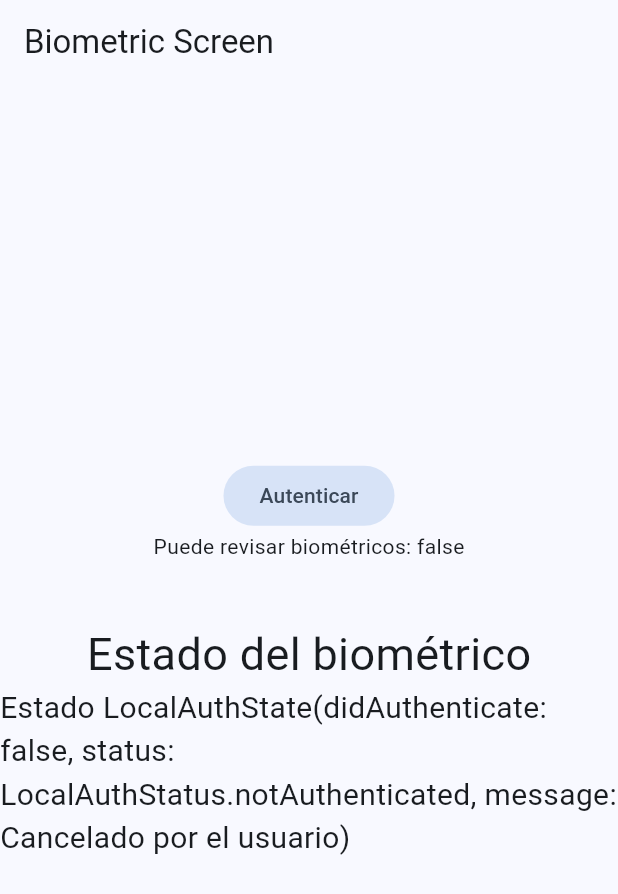
After one commit to ZambranoTech/miscelanios-flutter, a Flutter app: the BiometricScreen screen opened by its route, after a tap on "Autenticar", on a phone screen of 412 x 824 dp. The commit adds this screen. Shown: the top 894 px of the screen. Run offline on Flutter 3.47's test engine with Material 2 defaults, Android fonts, the phone set to English and light mode, and no system bars; our stand-ins replace dio, flutter_compass, flutter_riverpod, go_router, google_fonts, local_auth and 3 more; statements that could not run were skipped.

Commit message:
añadida seccion biométricos

```diff
--- a/lib/config/config.dart
+++ b/lib/config/config.dart
@@ -3,3 +3,4 @@ export 'router/app_router.dart';
 export 'theme/app_theme.dart';
 
 export 'plugins/share_plugin.dart';
+export 'plugins/local_auth_plugin.dart';
--- /dev/null
+++ b/lib/config/plugins/local_auth_plugin.dart
@@ -0,0 +1,54 @@
+import 'package:flutter/services.dart';
+import 'package:local_auth/local_auth.dart';
+import 'package:local_auth/error_codes.dart' as auth_error;
+
+
+class LocalAuthPlugin {
+
+  static final LocalAuthentication auth = LocalAuthentication();
+
+  static availableBiometrics() async {
+
+    final List<BiometricType> availableBiometrics =
+    await auth.getAvailableBiometrics();
+
+    if (availableBiometrics.isNotEmpty) {
+      // Some biometrics are enrolled.
+    }
+
+    if (availableBiometrics.contains(BiometricType.strong) ||
+        availableBiometrics.contains(BiometricType.face)) {
+      // Specific types of biometrics are available.
+      // Use checks like this with caution!
+    }
+  }
+
+  static Future<bool> canCheckBiometrics() async {
+    return await auth.canCheckBiometrics;
+  }
+
+
+  static Future<( bool, String )> authenticate({ bool biometricOnly = false }) async {
+    try {
+      final bool didAuthenticate = await auth.authenticate(
+        localizedReason: 'Por favor autenticate para continuar',
+        options: AuthenticationOptions(
+          biometricOnly: biometricOnly // false podemos colocar el PIN
+          )
+        );
+      return (didAuthenticate, didAuthenticate ? 'Hecho': 'Cancelado por el usuario');
+
+    } on PlatformException catch (e) {
+      print(e);
+
+      if (e.code == auth_error.notEnrolled) return (false, 'No hay biometricos enrolados');
+      if (e.code == auth_error.lockedOut) return (false, 'Demasiados intentos fallidos');
+      if (e.code == auth_error.notAvailable) return (false, 'No hay biométricos disponibles');
+      if (e.code == auth_error.passcodeNotSet) return (false, 'No hay un pin configurado');
+      if (e.code == auth_error.permanentlyLockedOut) return (false, 'Se requiere desbloquear el teléfono de nuevo');
+
+      return (false, e.toString());
+    }
+  }
+
+}
--- a/lib/config/router/app_router.dart
+++ b/lib/config/router/app_router.dart
@@ -51,6 +51,13 @@ final appRouter = GoRouter(
       ]
     ),
 
+
+    // Biométricos
+    GoRoute(
+      path: '/biometrics',
+      builder: (context, state) => const BiometricScreen(),
+    ),
+
   ]
 
 
--- /dev/null
+++ b/lib/presentation/providers/local_auth/local_auth_providers.dart
@@ -0,0 +1,60 @@
+// ignore_for_file: public_member_api_docs, sort_constructors_first
+import 'package:flutter_riverpod/flutter_riverpod.dart';
+
+import 'package:miscelanios/config/config.dart';
+
+final canCheckBiometricsProvider = FutureProvider<bool>((ref) async {
+  return await LocalAuthPlugin.canCheckBiometrics();
+});
+
+
+enum LocalAuthStatus { authenticated, notAuthenticated, authenticating }
+
+class LocalAuthState {
+
+  final bool didAuthenticate;
+  final LocalAuthStatus status;
+  final String message;
+
+  LocalAuthState({
+    this.didAuthenticate = false,
+    this.status = LocalAuthStatus.notAuthenticated,
+    this.message = ''
+  });
+
+
+  LocalAuthState copyWith({
+    bool? didAuthenticate,
+    LocalAuthStatus? status,
+    String? message,
+  }) => LocalAuthState(
+      didAuthenticate: didAuthenticate ?? this.didAuthenticate,
+      status: status ?? this.status,
+      message: message ?? this.message,
+    );
+
+
+  @override
+  String toString() => 'LocalAuthState(didAuthenticate: $didAuthenticate, status: $status, message: $message)';
+}
+
+class LocalAuthNotifier extends StateNotifier<LocalAuthState> {
+  LocalAuthNotifier(): super(LocalAuthState());
+
+  Future<( bool, String )> authenticateUser({ biometricOnly = false }) async {
+    final ( didAuthenticate, message ) = await LocalAuthPlugin.authenticate(biometricOnly: biometricOnly);
+
+    state = state.copyWith(
+      didAuthenticate: didAuthenticate,
+      message: message,
+      status: didAuthenticate ? LocalAuthStatus.authenticated : LocalAuthStatus.notAuthenticated
+    );
+
+  return (didAuthenticate, message);
+  }
+
+}
+
+final localAuthProvider = StateNotifierProvider<LocalAuthNotifier, LocalAuthState>((ref) {
+  return LocalAuthNotifier();
+});
--- a/lib/presentation/providers/providers.dart
+++ b/lib/presentation/providers/providers.dart
@@ -7,3 +7,6 @@ export 'sensors/compass/compass_provider.dart';
 
 export 'pokemons/pokemon_list_provider.dart';
 export 'pokemons/pokemon_provider.dart';
+
+// Local Auth
+export 'local_auth/local_auth_providers.dart';
--- /dev/null
+++ b/lib/presentation/screens/biometrics/biometric_screen.dart
@@ -0,0 +1,48 @@
+import 'package:flutter/material.dart';
+import 'package:flutter/widgets.dart';
+import 'package:flutter_riverpod/flutter_riverpod.dart';
+import 'package:miscelanios/presentation/providers/providers.dart';
+
+class BiometricScreen extends ConsumerWidget {
+  const BiometricScreen({super.key});
+
+  @override
+  Widget build(BuildContext context, ref) {
+
+    final canCheckBiometrics = ref.watch(canCheckBiometricsProvider);
+    final localAuthState = ref.watch(localAuthProvider);
+
+
+    return Scaffold(
+      appBar: AppBar(
+        title: const Text('Biometric Screen'),
+      ),
+      body: Center(
+        child: Column(
+          mainAxisAlignment: MainAxisAlignment.center,
+          crossAxisAlignment: CrossAxisAlignment.center,
+          children: [
+            FilledButton.tonal(
+              onPressed: () {
+                ref.read(localAuthProvider.notifier).authenticateUser();
+              },
+              child: const Text('Autenticar')
+            ),
+
+            canCheckBiometrics.when(
+              data: (canCheck) => Text('Puede revisar biométricos: $canCheck'),
+              error: (error, _) => Text('Error: $error'),
+              loading: () => CircularProgressIndicator(),
+            ),
+
+            const SizedBox(height: 40,),
+            const Text('Estado del biométrico', style: TextStyle(fontSize: 30),),
+            Text('Estado $localAuthState', style: TextStyle(fontSize: 20),),
+
+
+          ],
+        ),
+      ),
+    );
+  }
+}
--- a/lib/presentation/screens/pokemons/pokemon_screen.dart
+++ b/lib/presentation/screens/pokemons/pokemon_screen.dart
@@ -38,7 +38,10 @@ class _PokemonView extends StatelessWidget {
           IconButton(
             onPressed: () {
               // Link = DeepLink
-              SharePlugin.shareLink(pokemon.spriteFront, 'Mira este pókemon');
+              SharePlugin.shareLink(
+                'https://pokemon-deep-linking-website-production.up.railway.app/pokemons/${pokemon.id}/',
+                'Mira este pókemon'
+              );
             },
             icon: const Icon(Icons.share_outlined),
           ),
--- a/lib/presentation/screens/screens.dart
+++ b/lib/presentation/screens/screens.dart
@@ -10,3 +10,6 @@ export 'sensors/magnetometer_screen.dart';
 
 export 'pokemons/pokemons_screen.dart';
 export 'pokemons/pokemon_screen.dart';
+
+// Biométricos
+export 'biometrics/biometric_screen.dart';
--- a/lib/presentation/widgets/shared/main_menu.dart
+++ b/lib/presentation/widgets/shared/main_menu.dart
@@ -17,6 +17,8 @@ final menuItems = <MenuItem> [
   MenuItem('Giróscopio Ball', Icons.sports_baseball_outlined , '/gyroscope-ball'),
   MenuItem('Brújula', Icons.explore , '/compass'),
   MenuItem('Pokemons', Icons.catching_pokemon , '/pokemons'),
+  MenuItem('Biometrics', Icons.fingerprint , '/biometrics'),
+
 ];
 
 
@@ -74,7 +76,7 @@ class HomeMenuItem extends StatelessWidget {
           children: [
             Icon(icon, color: Colors.white, size: 40,),
             const SizedBox(height: 10,),
-            Text(title, textAlign: TextAlign.center, style: const TextStyle(color: Colors.white),)
+            Text(title, textAlign: TextAlign.center, style: const TextStyle(color: Colors.white, fontSize: 10),)
           ],
         ),
       ),
--- a/pubspec.yaml
+++ b/pubspec.yaml
@@ -14,11 +14,13 @@ dependencies:
   flutter_riverpod: ^2.4.5
   go_router: ^12.1.0
   google_fonts: ^6.1.0
+  local_auth: ^2.1.7
   permission_handler: ^11.0.1
   sensors_plus: ^3.1.0
   share_plus: ^7.2.1
 
 dev_dependencies:
+  change_app_package_name: ^1.1.0
   flutter_lints: ^3.0.1
   flutter_test:
     sdk: flutter
```
Also changed, not shown: pubspec.lock, 9 other files.
